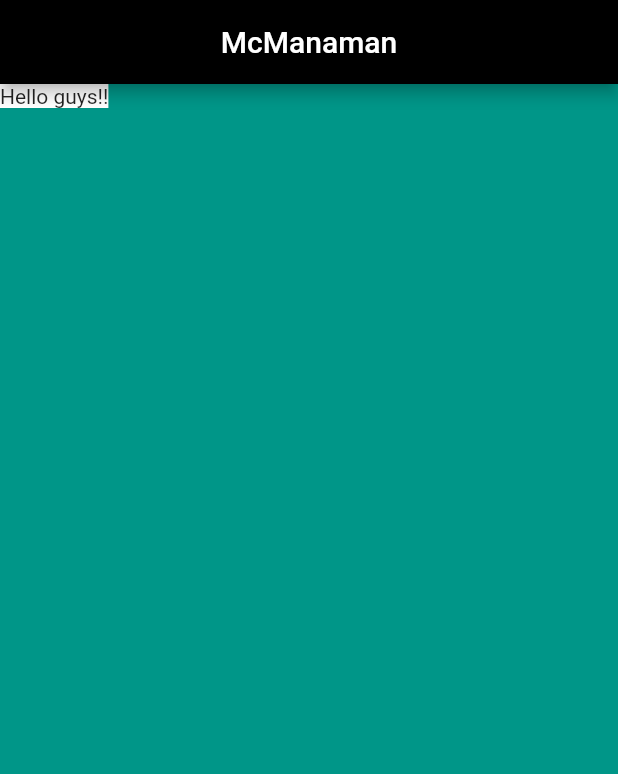
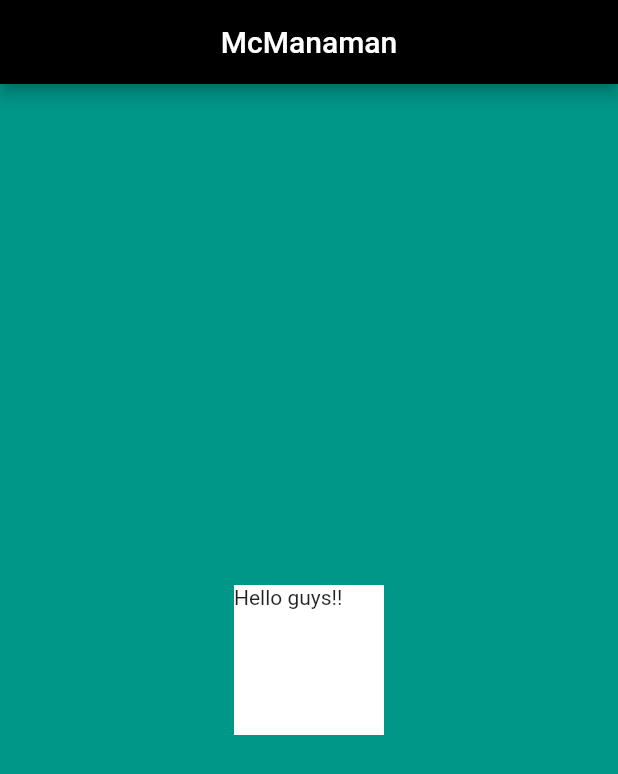
Before and after one commit to McManamanH/My1stRepo, a Flutter app: the screen it shows after launch, on a phone screen of 412 x 824 dp. Shown: the top 774 px of the screen. Run offline on Flutter 3.47's test engine with Material 2 defaults, Android fonts, the phone set to English and light mode, and no system bars.

Commit message:
Container and Appbar changes

```diff
--- a/lib/main.dart
+++ b/lib/main.dart
@@ -8,19 +8,24 @@ class MyApp extends StatelessWidget{
 Widget build(BuildContext context){
     return MaterialApp(
         home: Scaffold(
-        backgroundColor: Colors.teal,
-          body: SafeArea(
-            child: Container(
-              color: Colors.white,
-              child: Text("Hello guys!!"),
-            ),
-          ),
           appBar: AppBar(
             backgroundColor: Colors.black,
             title: Text('McManaman'),
             centerTitle: true,
           ),
+        backgroundColor: Colors.teal,
+          body: SafeArea(
+            child : Center(
+            child: Container(
+              height: 100.0,
+              width: 100.0,
+              color: Colors.white,
+              child: Text("Hello guys!!"),
+            ),
+          ),
+
         ),
+       ),
     );
   }
 }
```
